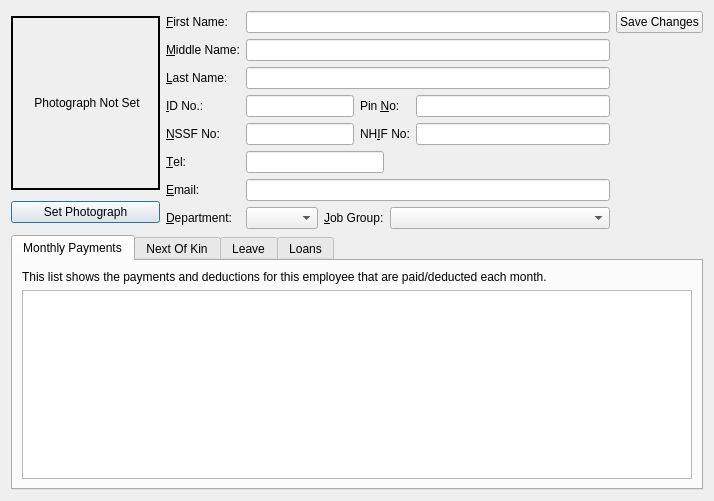
Qt form payroll/employeecentre.ui (jayjay-w/payroll) before a commit.
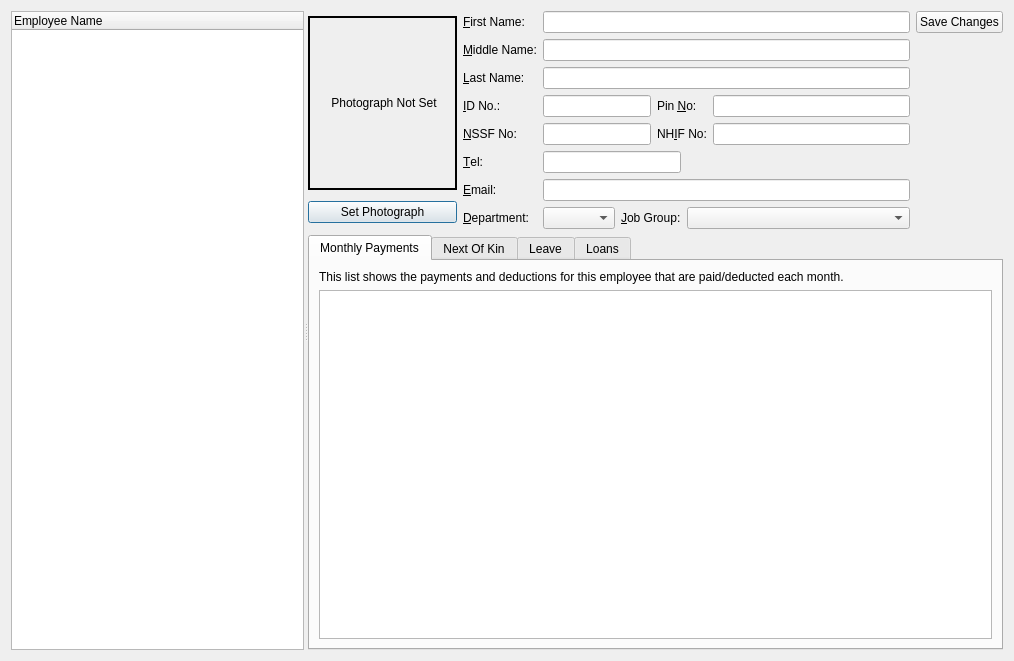
The same form after that commit.

Commit message: Improving employee management

Diff of the .ui file:
```diff
--- a/payroll/employeecentre.ui
+++ b/payroll/employeecentre.ui
@@ -6,13 +6,30 @@
    <rect>
     <x>0</x>
     <y>0</y>
-    <width>714</width>
-    <height>501</height>
+    <width>1014</width>
+    <height>661</height>
    </rect>
   </property>
   <property name="windowTitle">
    <string>Employees Details</string>
   </property>
+  <layout class="QHBoxLayout" name="horizontalLayout_3">
+   <item>
+    <widget class="QSplitter" name="splitter">
+     <property name="orientation">
+      <enum>Qt::Horizontal</enum>
+     </property>
+     <widget class="QTreeWidget" name="trvEmployees">
+      <property name="alternatingRowColors">
+       <bool>true</bool>
+      </property>
+      <column>
+       <property name="text">
+        <string>Employee Name</string>
+       </property>
+      </column>
+     </widget>
+     <widget class="QWidget" name="">
   <layout class="QVBoxLayout" name="verticalLayout_2">
    <item>
     <layout class="QHBoxLayout" name="horizontalLayout_2">
@@ -265,6 +282,10 @@
    </item>
   </layout>
  </widget>
+    </widget>
+   </item>
+  </layout>
+ </widget>
  <tabstops>
   <tabstop>lineEdit</tabstop>
   <tabstop>lineEdit_2</tabstop>
```
Left out of the diff: 18 changed lines with no effect on the pictures. Lines whose indentation alone changed are shown as unchanged. The commit also changes 11 other files.
